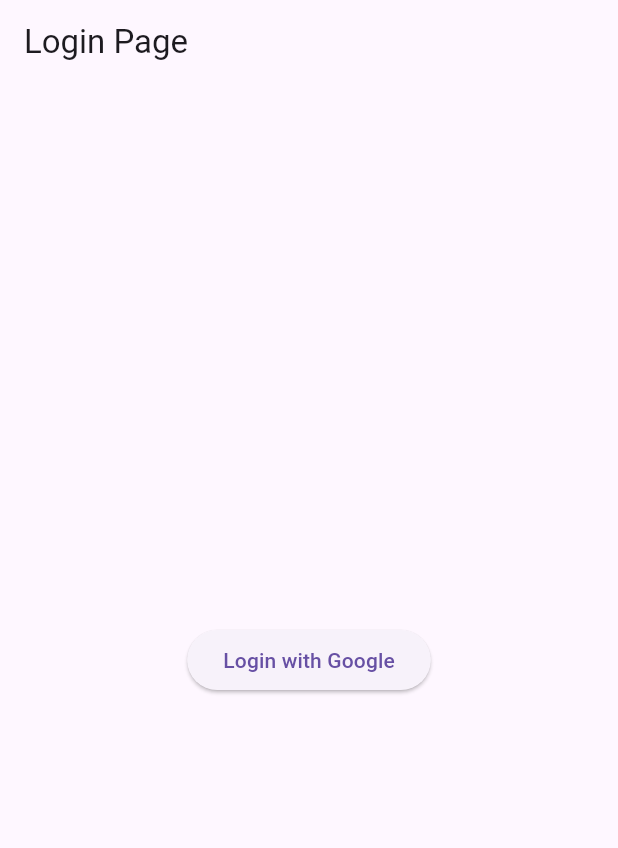
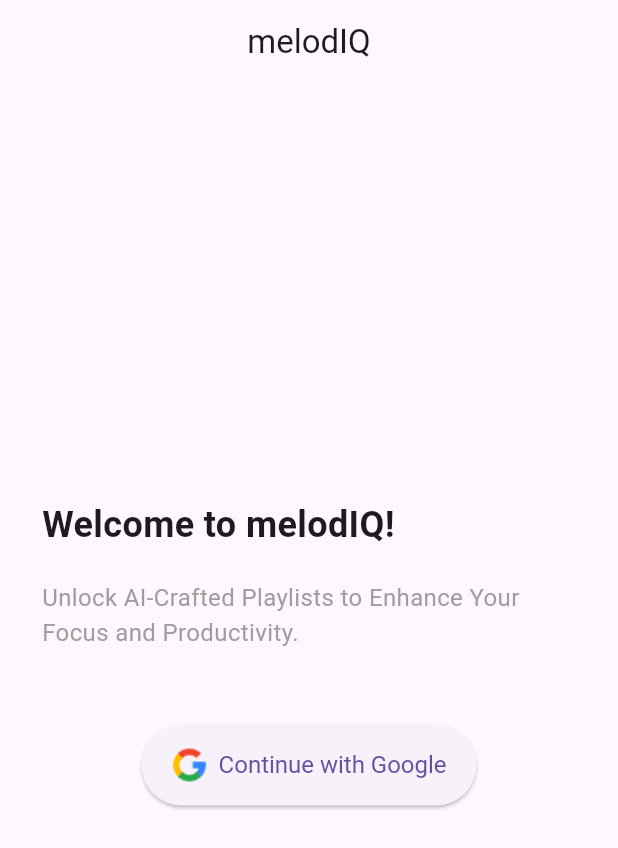
Before and after one commit to kris-krsh02/melodiq, a Flutter app: the screen it shows after launch, on a phone screen of 412 x 824 dp. Shown: the top 848 px of the screen. Run offline on Flutter 3.47's test engine with Material 3 defaults, Android fonts, the phone set to English and light mode, and no system bars.

Commit message:
design for login page

```diff
--- /dev/null
+++ b/frontend/lib/components/custom_app_bar.dart
@@ -0,0 +1,20 @@
+import 'package:flutter/material.dart';
+
+class CustomAppBar extends StatelessWidget implements PreferredSizeWidget {
+  @override
+  final Size preferredSize;
+
+  const CustomAppBar({Key? key})
+      : preferredSize = const Size.fromHeight(kToolbarHeight),
+        super(key: key);
+
+  @override
+  Widget build(BuildContext context) {
+    return AppBar(
+      title: const Center(
+        child: Text('melodIQ'),
+      ),
+      automaticallyImplyLeading: false,
+    );
+  }
+}
--- a/frontend/lib/pages/login_page.dart
+++ b/frontend/lib/pages/login_page.dart
@@ -1,4 +1,5 @@
 import 'package:flutter/material.dart';
+import 'package:frontend/components/custom_app_bar.dart';
 
 class LoginPage extends StatelessWidget {
   const LoginPage({super.key});
@@ -6,19 +7,61 @@
   @override
   Widget build(BuildContext context) {
     return Scaffold(
-      appBar: AppBar(
-        title: Text('Login Page'),
-        automaticallyImplyLeading:
-            false, // This will remove the back button if any.
-      ),
+      appBar: const CustomAppBar(),
       body: Center(
-        child: ElevatedButton(
-          onPressed: () {
-            // Navigate to the home page and clear the entire navigation stack
-            Navigator.of(context)
-                .pushNamedAndRemoveUntil('/', (Route<dynamic> route) => false);
-          },
-          child: Text('Login with Google'),
+        child: SingleChildScrollView(
+          child: Padding(
+            padding: const EdgeInsets.all(28.0),
+            child: Column(
+              mainAxisAlignment: MainAxisAlignment.center,
+              crossAxisAlignment:
+                  CrossAxisAlignment.start, // Align text to the start (left)
+              children: <Widget>[
+                SizedBox(height: 10), // Add some spacing at the top
+                Text(
+                  'Welcome to melodIQ!',
+                  style: TextStyle(
+                    fontSize: 24,
+                    fontWeight: FontWeight.bold,
+                  ),
+                  textAlign: TextAlign.left, // Align text to the left
+                ),
+                SizedBox(height: 20),
+                Text(
+                  'Unlock AI-Crafted Playlists to Enhance Your Focus and Productivity.',
+                  style: TextStyle(
+                    fontSize: 16,
+                    color: Colors.grey,
+                  ),
+                  textAlign: TextAlign.left, // Align text to the left
+                ),
+                SizedBox(height: 50),
+                Center(
+                  child: ElevatedButton.icon(
+                    onPressed: () {
+                      // Navigate to the home page and clear the entire navigation stack
+                      Navigator.of(context).pushNamedAndRemoveUntil(
+                          '/', (Route<dynamic> route) => false);
+                    },
+                    icon: Image.asset(
+                      'assets/google_icon.png', // Make sure to add your Google icon in the assets folder
+                      height: 24,
+                      width: 24,
+                    ),
+                    label: Text('Continue with Google'),
+                    style: ElevatedButton.styleFrom(
+                      padding:
+                          EdgeInsets.symmetric(horizontal: 20, vertical: 15),
+                      textStyle: TextStyle(
+                        fontSize: 16,
+                      ),
+                    ),
+                  ),
+                ),
+                SizedBox(height: 20),
+              ],
+            ),
+          ),
         ),
       ),
     );
```
Also changed, not shown: frontend/lib/pages/home_page.dart (+4 -7 lines), frontend/lib/pages/music_library_page.dart (+5 -4 lines), frontend/lib/pages/music_player_page.dart (+4 -5 lines), frontend/pubspec.yaml (+4 -4 lines), frontend/assets/google_icon.png (added).
